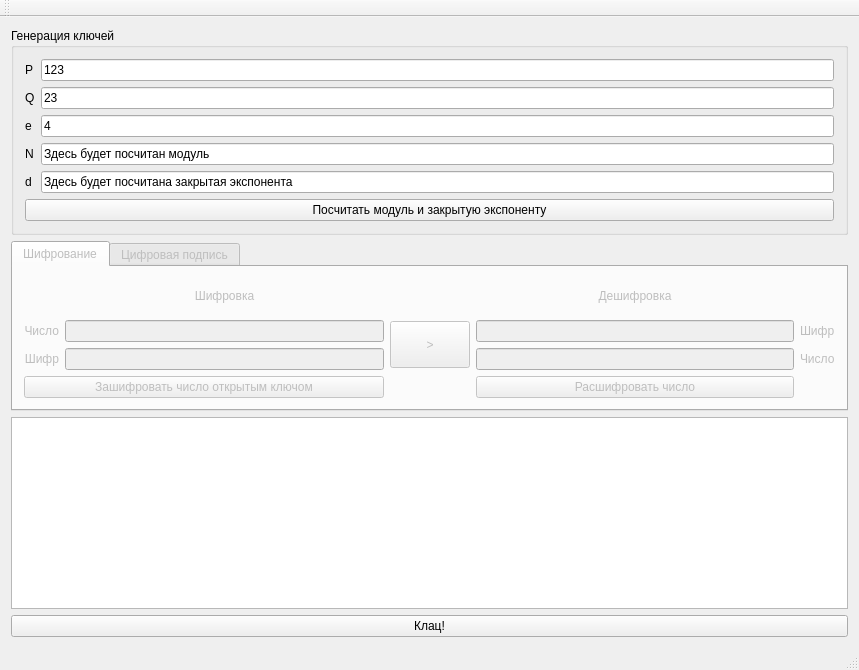
First picture: the form in mainwindow.ui, repository klv-codehub/rsa-cash, before the edit.
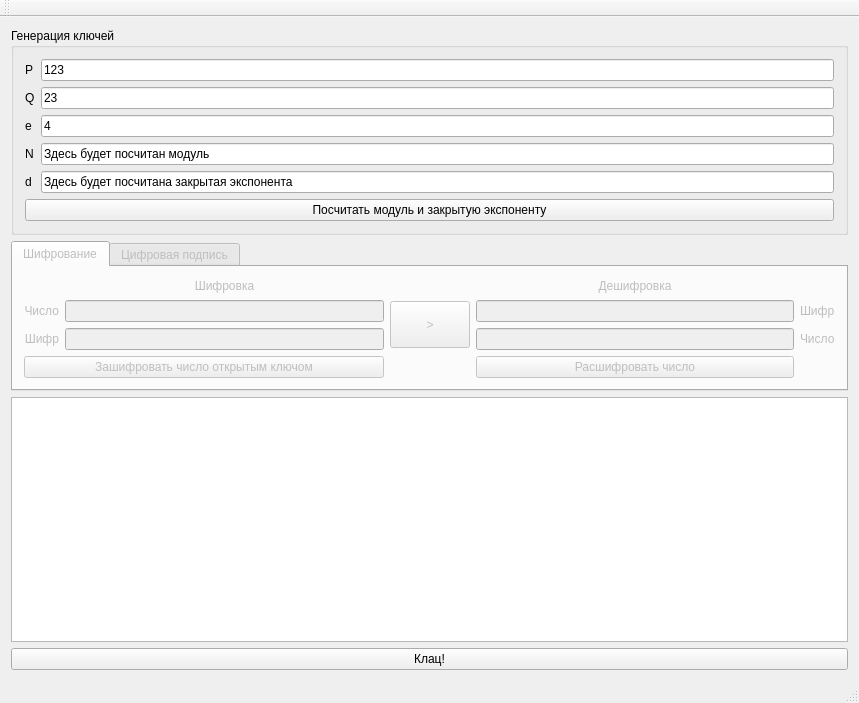
Second picture: the form after the edit. The open tabs and pages were chosen to show the change.

Commit message: Пофиксил растяжение среднего блока в интерфейса

Patch:
```diff
--- a/mainwindow.ui
+++ b/mainwindow.ui
@@ -7,7 +7,7 @@
     <x>0</x>
     <y>0</y>
     <width>859</width>
-    <height>670</height>
+    <height>703</height>
    </rect>
   </property>
   <property name="windowTitle">
@@ -115,6 +115,12 @@
       <property name="enabled">
        <bool>false</bool>
       </property>
+      <property name="sizePolicy">
+       <sizepolicy hsizetype="Preferred" vsizetype="Preferred">
+        <horstretch>0</horstretch>
+        <verstretch>0</verstretch>
+       </sizepolicy>
+      </property>
       <property name="currentIndex">
        <number>1</number>
       </property>
@@ -125,7 +131,7 @@
        <attribute name="title">
         <string>Шифрование</string>
        </attribute>
-       <layout class="QGridLayout" name="gridLayout">
+       <layout class="QGridLayout" name="gridLayout_2">
         <item row="0" column="1">
          <widget class="QLabel" name="label">
           <property name="text">
@@ -136,6 +142,16 @@
           </property>
          </widget>
         </item>
+        <item row="0" column="3">
+         <widget class="QLabel" name="label_2">
+          <property name="text">
+           <string>Дешифровка</string>
+          </property>
+          <property name="alignment">
+           <set>Qt::AlignCenter</set>
+          </property>
+         </widget>
+        </item>
         <item row="1" column="0">
          <widget class="QLabel" name="label_3">
           <property name="text">
@@ -146,6 +162,9 @@
           </property>
          </widget>
         </item>
+        <item row="1" column="1">
+         <widget class="QLineEdit" name="lineEdit_encrypt_data"/>
+        </item>
         <item row="1" column="2" rowspan="2">
          <widget class="QPushButton" name="pushButton_crypt_copy_result">
           <property name="minimumSize">
@@ -162,16 +181,6 @@
         <item row="1" column="3">
          <widget class="QLineEdit" name="lineEdit_decrypt_data"/>
         </item>
-        <item row="0" column="3">
-         <widget class="QLabel" name="label_2">
-          <property name="text">
-           <string>Дешифровка</string>
-          </property>
-          <property name="alignment">
-           <set>Qt::AlignCenter</set>
-          </property>
-         </widget>
-        </item>
         <item row="1" column="4">
          <widget class="QLabel" name="label_14">
           <property name="text">
@@ -179,13 +188,6 @@
           </property>
          </widget>
         </item>
-        <item row="2" column="1">
-         <widget class="QLineEdit" name="lineEdit_encrypt_result">
-          <property name="readOnly">
-           <bool>true</bool>
-          </property>
-         </widget>
-        </item>
         <item row="2" column="0">
          <widget class="QLabel" name="label_9">
           <property name="text">
@@ -196,6 +198,13 @@
           </property>
          </widget>
         </item>
+        <item row="2" column="1">
+         <widget class="QLineEdit" name="lineEdit_encrypt_result">
+          <property name="readOnly">
+           <bool>true</bool>
+          </property>
+         </widget>
+        </item>
         <item row="2" column="3">
          <widget class="QLineEdit" name="lineEdit_decrypt_result">
           <property name="readOnly">
@@ -224,9 +233,6 @@
           </property>
          </widget>
         </item>
-        <item row="1" column="1">
-         <widget class="QLineEdit" name="lineEdit_encrypt_data"/>
-        </item>
        </layout>
        <zorder>label_3</zorder>
        <zorder>label_14</zorder>
@@ -246,7 +252,7 @@
        <attribute name="title">
         <string>Цифровая подпись</string>
        </attribute>
-       <layout class="QGridLayout" name="gridLayout_2">
+       <layout class="QGridLayout" name="gridLayout">
         <item row="0" column="1">
          <widget class="QLabel" name="label_10">
           <property name="text">
```
Left out of the diff: 7 changed lines with no effect on the pictures.
